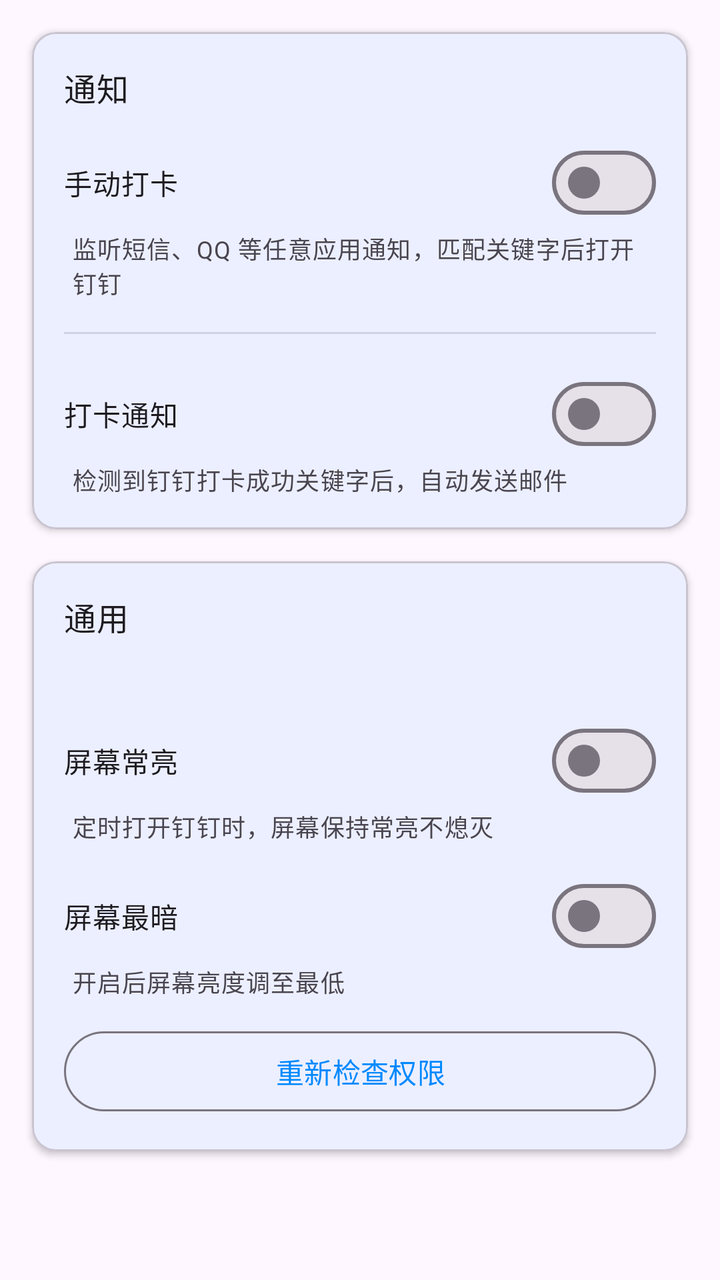
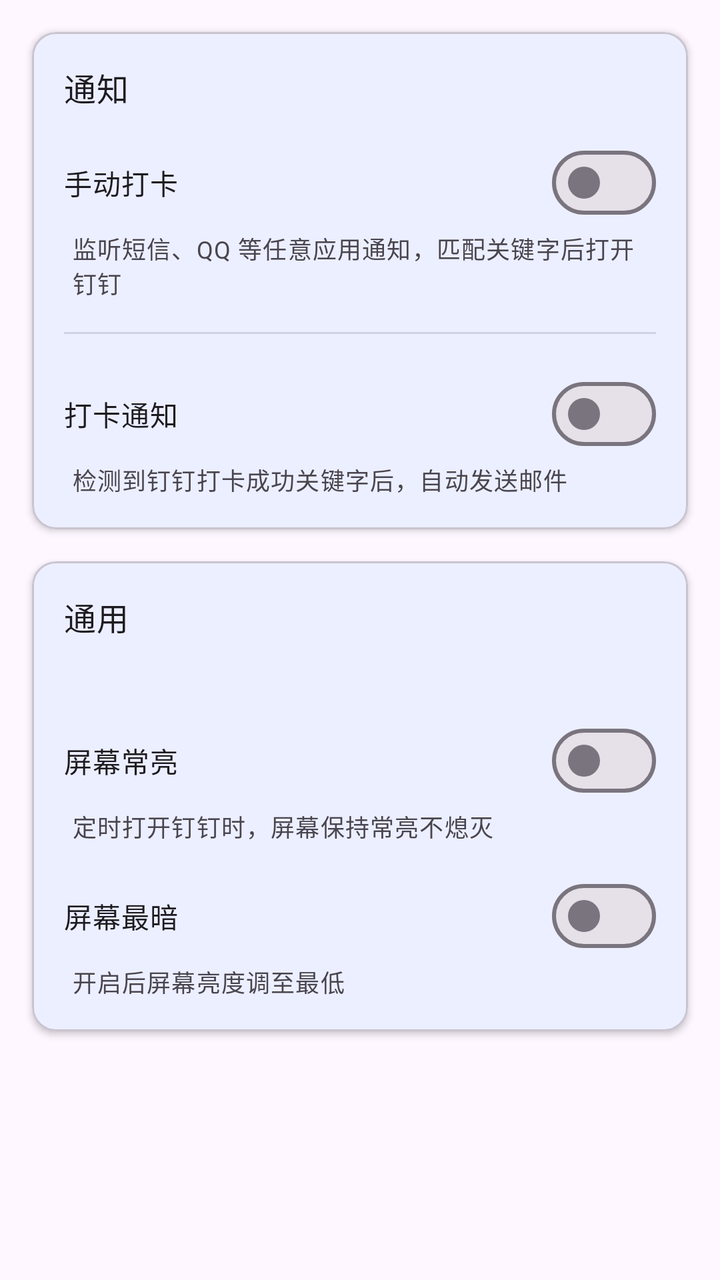

An Android layout rendered at two revisions. The XML below is the earlier revision; the diff shows what the commit changed to produce the second picture.
<!-- AndroidManifest.xml: application theme Theme.DDTask -->
<!-- res/layout/fragment_notifications.xml -->
<?xml version="1.0" encoding="utf-8"?>
<ScrollView
    xmlns:android="http://schemas.android.com/apk/res/android"
    xmlns:app="http://schemas.android.com/apk/res-auto"
    android:layout_width="match_parent"
    android:layout_height="match_parent"
    android:fillViewport="true">

    <LinearLayout
        android:layout_width="match_parent"
        android:layout_height="wrap_content"
        android:orientation="vertical"
        android:paddingBottom="24dp">

        <com.google.android.material.card.MaterialCardView
            android:layout_width="match_parent"
            android:layout_height="wrap_content"
            android:layout_margin="16dp"
            app:cardElevation="2dp">

            <LinearLayout
                android:layout_width="match_parent"
                android:layout_height="wrap_content"
                android:orientation="vertical"
                android:padding="16dp">

                <TextView
                    android:layout_width="wrap_content"
                    android:layout_height="wrap_content"
                    android:text="@string/notifications_tab_title"
                    android:textAppearance="?attr/textAppearanceTitleMedium" />

                <com.google.android.material.materialswitch.MaterialSwitch
                    android:id="@+id/switch_auto_open_dingtalk"
                    android:layout_width="match_parent"
                    android:layout_height="wrap_content"
                    android:layout_marginTop="12dp"
                    android:text="@string/auto_open_dingtalk_enabled" />

                <TextView
                    android:layout_width="wrap_content"
                    android:layout_height="wrap_content"
                    android:layout_marginStart="4dp"
                    android:text="@string/auto_open_dingtalk_enabled_desc"
                    android:textAppearance="?attr/textAppearanceBodySmall"
                    android:textColor="?android:attr/textColorSecondary" />

                <TextView
                    android:id="@+id/tv_last_open"
                    android:layout_width="match_parent"
                    android:layout_height="wrap_content"
                    android:layout_marginTop="8dp"
                    android:textAppearance="?attr/textAppearanceBodySmall"
                    android:textColor="?android:attr/textColorSecondary"
                    android:visibility="gone" />

                <View
                    android:layout_width="match_parent"
                    android:layout_height="1dp"
                    android:layout_marginVertical="16dp"
                    android:background="?android:attr/listDivider" />

                <com.google.android.material.materialswitch.MaterialSwitch
                    android:id="@+id/switch_email_notify"
                    android:layout_width="match_parent"
                    android:layout_height="wrap_content"
                    android:text="@string/email_notify_enabled" />

                <TextView
                    android:layout_width="wrap_content"
                    android:layout_height="wrap_content"
                    android:layout_marginStart="4dp"
                    android:text="@string/email_notify_enabled_desc"
                    android:textAppearance="?attr/textAppearanceBodySmall"
                    android:textColor="?android:attr/textColorSecondary" />

                <TextView
                    android:id="@+id/tv_last_sent"
                    android:layout_width="match_parent"
                    android:layout_height="wrap_content"
                    android:layout_marginTop="8dp"
                    android:textAppearance="?attr/textAppearanceBodySmall"
                    android:textColor="?android:attr/textColorSecondary"
                    android:visibility="gone" />

            </LinearLayout>

        </com.google.android.material.card.MaterialCardView>

        <com.google.android.material.card.MaterialCardView
            android:layout_width="match_parent"
            android:layout_height="wrap_content"
            android:layout_marginHorizontal="16dp"
            app:cardElevation="2dp">

            <LinearLayout
                android:layout_width="match_parent"
                android:layout_height="wrap_content"
                android:orientation="vertical"
                android:padding="16dp">

                <TextView
                    android:layout_width="wrap_content"
                    android:layout_height="wrap_content"
                    android:text="@string/settings_general_title"
                    android:textAppearance="?attr/textAppearanceTitleMedium" />

                <TextView
                    android:id="@+id/status_dingtalk"
                    android:layout_width="wrap_content"
                    android:layout_height="wrap_content"
                    android:layout_marginTop="8dp"
                    android:textAppearance="?attr/textAppearanceBodySmall" />

                <com.google.android.material.materialswitch.MaterialSwitch
                    android:id="@+id/switch_keep_screen_on"
                    android:layout_width="match_parent"
                    android:layout_height="wrap_content"
                    android:layout_marginTop="12dp"
                    android:text="@string/keep_screen_on" />

                <TextView
                    android:layout_width="wrap_content"
                    android:layout_height="wrap_content"
                    android:layout_marginStart="4dp"
                    android:text="@string/keep_screen_on_desc"
                    android:textAppearance="?attr/textAppearanceBodySmall"
                    android:textColor="?android:attr/textColorSecondary" />

                <com.google.android.material.materialswitch.MaterialSwitch
                    android:id="@+id/switch_dim_screen"
                    android:layout_width="match_parent"
                    android:layout_height="wrap_content"
                    android:layout_marginTop="12dp"
                    android:text="@string/dim_screen" />

                <TextView
                    android:layout_width="wrap_content"
                    android:layout_height="wrap_content"
                    android:layout_marginStart="4dp"
                    android:text="@string/dim_screen_desc"
                    android:textAppearance="?attr/textAppearanceBodySmall"
                    android:textColor="?android:attr/textColorSecondary" />

                <com.google.android.material.button.MaterialButton
                    android:id="@+id/btn_recheck_permissions"
                    style="@style/Widget.Material3.Button.OutlinedButton"
                    android:layout_width="match_parent"
                    android:layout_height="wrap_content"
                    android:layout_marginTop="12dp"
                    android:text="@string/permission_setup_recheck" />

            </LinearLayout>

        </com.google.android.material.card.MaterialCardView>

    </LinearLayout>

</ScrollView>
<!-- resources referenced by this layout -->
<resources>
  <string name="auto_open_dingtalk_enabled">手动打卡</string>
  <string name="auto_open_dingtalk_enabled_desc">监听短信、QQ 等任意应用通知，匹配关键字后打开钉钉</string>
  <string name="dim_screen">屏幕最暗</string>
  <string name="dim_screen_desc">开启后屏幕亮度调至最低</string>
  <string name="email_notify_enabled">打卡通知</string>
  <string name="email_notify_enabled_desc">检测到钉钉打卡成功关键字后，自动发送邮件</string>
  <string name="keep_screen_on">屏幕常亮</string>
  <string name="keep_screen_on_desc">定时打开钉钉时，屏幕保持常亮不熄灭</string>
  <string name="notifications_tab_title">通知</string>
  <string name="permission_setup_recheck">重新检查权限</string>
  <string name="settings_general_title">通用</string>
  <style name="Theme.DDTask" parent="Theme.Material3.Light.NoActionBar">
          <item name="colorPrimary">@color/primary</item>
          <item name="colorPrimaryDark">@color/primary_dark</item>
          <item name="colorSecondary">@color/secondary</item>
      </style>
  <color name="primary">#0089FF</color>
  <color name="primary_dark">#0066CC</color>
  <color name="secondary">#FF6B35</color>
</resources>

<!-- the commit's change to res/layout/fragment_notifications.xml (unified diff, before → after) -->
@@ -142,14 +142,6 @@
                     android:textAppearance="?attr/textAppearanceBodySmall"
                     android:textColor="?android:attr/textColorSecondary" />
 
-                <com.google.android.material.button.MaterialButton
-                    android:id="@+id/btn_recheck_permissions"
-                    style="@style/Widget.Material3.Button.OutlinedButton"
-                    android:layout_width="match_parent"
-                    android:layout_height="wrap_content"
-                    android:layout_marginTop="12dp"
-                    android:text="@string/permission_setup_recheck" />
-
             </LinearLayout>
 
         </com.google.android.material.card.MaterialCardView>
<!-- resource entries referenced after the edit -->
@@ -9,7 +9,6 @@
   <string name="keep_screen_on">屏幕常亮</string>
   <string name="keep_screen_on_desc">定时打开钉钉时，屏幕保持常亮不熄灭</string>
   <string name="notifications_tab_title">通知</string>
-  <string name="permission_setup_recheck">重新检查权限</string>
   <string name="settings_general_title">通用</string>
   <style name="Theme.DDTask" parent="Theme.Material3.Light.NoActionBar">
           <item name="colorPrimary">@color/primary</item>
